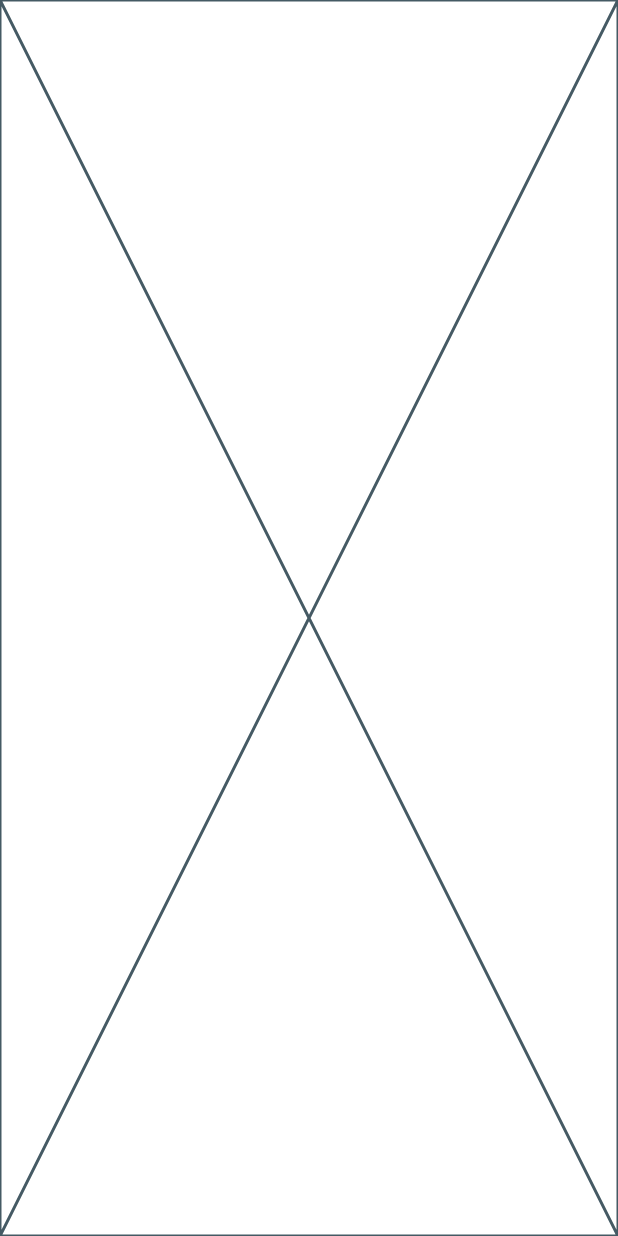
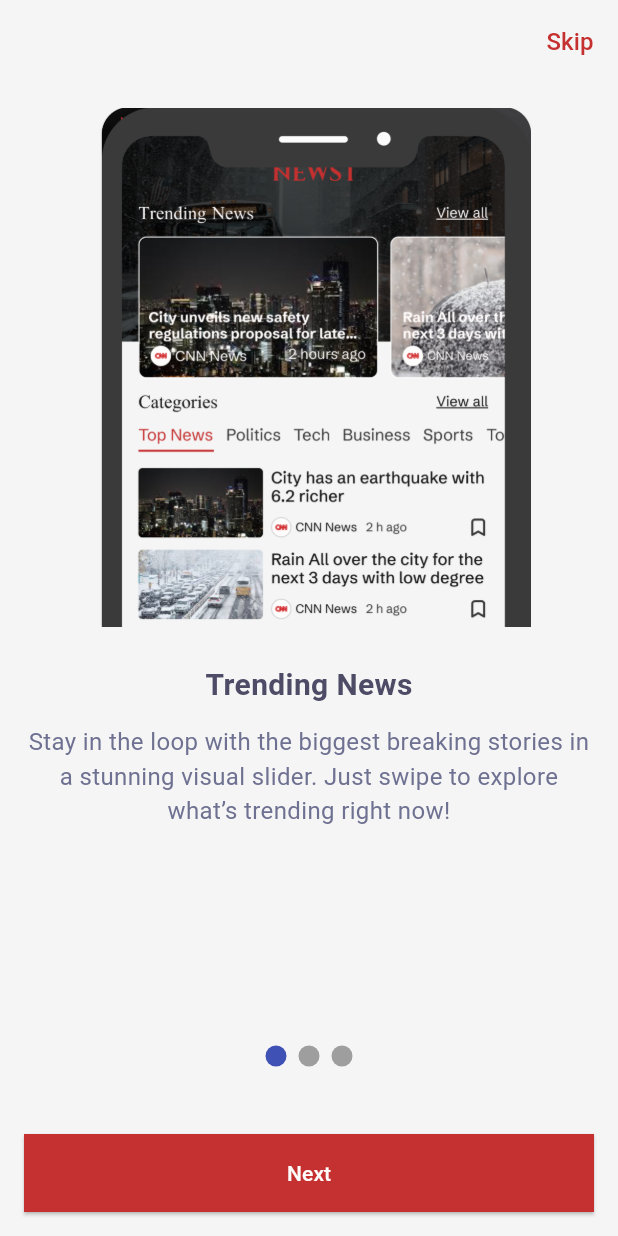
Before and after one commit to AmiraMohamed76/News-App, a Flutter app: the screen it shows after launch, on a phone screen of 412 x 824 dp. Run offline on Flutter 3.47's test engine with Material 3 defaults, Android fonts, the phone set to English and light mode, and no system bars; drawn by our look-alikes of smooth_page_indicator.

Commit message:
onboarding Screen

```diff
--- /dev/null
+++ b/lib/core/theme/light_theme.dart
@@ -0,0 +1,174 @@
+import 'package:flutter/material.dart';
+
+ThemeData lightTheme = ThemeData(
+  useMaterial3: true,
+  brightness: Brightness.light,
+  // colorScheme: ColorScheme.light(
+  //   primaryContainer: Color(0xFFFFFFFF),
+  //   primary: Color(0xFFD1DAD6),
+  //   onPrimary: Color(0xFFD1DAD6),
+  //   secondary: Color(0xFF161F1B),
+  //   onSecondary: Color(0xFF14A662),
+  //   surface: Color(0xFF3A4640),
+  //   onSurface: Color(0xFF9E9E9E),
+  // ),
+  scaffoldBackgroundColor: Color(0xFFF5F5F5),
+  primaryColor: Color(0xFFC53030),
+  // appBarTheme: AppBarTheme(
+  //   backgroundColor: Color(0xFFFFFFFF),
+  //   titleTextStyle: TextStyle(
+  //     fontWeight: FontWeight.w400,
+  //     fontSize: 20,
+  //     color: Color(0xFF161F1B),
+  //   ),
+  //   iconTheme: IconThemeData(color: Color(0xFF161F1B)),
+  //   centerTitle: true,
+  // ),
+  // switchTheme: SwitchThemeData(
+  //   trackColor: WidgetStateProperty.resolveWith((states) {
+  //     if (states.contains(WidgetState.selected)) {
+  //       return Color(0xFF14A662);
+  //     }
+  //     return Colors.white;
+  //   }),
+  //   thumbColor: WidgetStateProperty.resolveWith((states) {
+  //     if (states.contains(WidgetState.selected)) {
+  //       return Colors.white;
+  //     }
+  //     return Color(0xFF9E9E9E);
+  //   }),
+  //   trackOutlineColor: WidgetStateProperty.resolveWith((states) {
+  //     if (states.contains(WidgetState.selected)) {
+  //       return null;
+  //     }
+  //     return Color(0xFF9E9E9E);
+  //   }),
+  //   trackOutlineWidth: WidgetStateProperty.resolveWith((states) {
+  //     if (states.contains(WidgetState.selected)) {
+  //       return 0;
+  //     }
+  //     return 2;
+  //   }),
+  // ),
+  elevatedButtonTheme: ElevatedButtonThemeData(
+    style: ElevatedButton.styleFrom(
+      foregroundColor: Color(0xFFFFFCFC),
+      backgroundColor: Color(0xFFC53030),
+      shape: RoundedRectangleBorder(
+        borderRadius: BorderRadius.zero
+      )
+    ),
+  ),
+  textButtonTheme: TextButtonThemeData(
+      style: TextButton.styleFrom(
+        foregroundColor: Color(0xFFC53030),
+      ),
+  ),
+  // floatingActionButtonTheme: FloatingActionButtonThemeData(
+  //   backgroundColor: Color(0xFF14A662),
+  //   foregroundColor: Color(0xFFFFFCFC),
+  //   extendedTextStyle: TextStyle(fontSize: 14, fontWeight: FontWeight.w500),
+  // ),
+  // textTheme: TextTheme(
+  //   displaySmall: TextStyle(
+  //     fontSize: 24,
+  //     fontWeight: FontWeight.w400,
+  //     color: Color(0xFF161F1B),
+  //   ),
+  //   displayMedium: TextStyle(
+  //     color: Color(0xFF161F1B),
+  //     fontSize: 28,
+  //     fontWeight: FontWeight.w400,
+  //   ),
+  //   displayLarge: TextStyle(
+  //     fontSize: 32,
+  //     fontWeight: FontWeight.w400,
+  //     color: Color(0xFF161F1B),
+  //   ),
+  //   labelSmall: TextStyle(
+  //     color: Color(0xFF161F1B),
+  //     fontSize: 20,
+  //     fontWeight: FontWeight.w400,
+  //   ),
+  //   labelLarge: TextStyle(color: Colors.black, fontSize: 24),
+  //   labelMedium: TextStyle(color: Colors.black),
+  //   titleSmall: TextStyle(
+  //     fontWeight: FontWeight.w400,
+  //     fontSize: 14,
+  //     color: Color(0xFF3A4640),
+  //   ),
+  //   titleMedium: TextStyle(
+  //     fontSize: 16,
+  //     fontWeight: FontWeight.w400,
+  //     color: Color(0xFF161F1B),
+  //     overflow: TextOverflow.ellipsis,
+  //   ),
+  //   titleLarge: TextStyle(
+  //     fontSize: 16,
+  //     fontWeight: FontWeight.w400,
+  //     color: Color(0xFFA0A0A0),
+  //     decoration: TextDecoration.lineThrough,
+  //     decorationColor: Color(0xFF6A6A6A),
+  //     overflow: TextOverflow.ellipsis,
+  //   ),
+  // ),
+  // inputDecorationTheme: InputDecorationTheme(
+  //   hintStyle: TextStyle(color: Color(0xFF9E9E9E)),
+  //   filled: true,
+  //   fillColor: Color(0xFFFFFFFF),
+  //   border: OutlineInputBorder(
+  //     borderRadius: BorderRadius.circular(16),
+  //     borderSide: BorderSide(color: Color(0xFFD1DAD6), width: 0.7),
+  //   ),
+  //   focusedBorder: OutlineInputBorder(
+  //     borderRadius: BorderRadius.circular(16),
+  //     borderSide: BorderSide(color: Color(0xFFD1DAD6), width: 0.7),
+  //   ),
+  //   enabledBorder: OutlineInputBorder(
+  //     borderRadius: BorderRadius.circular(16),
+  //     borderSide: BorderSide(color: Color(0xFFD1DAD6), width: 0.7),
+  //   ),
+  //   errorBorder: OutlineInputBorder(
+  //     borderRadius: BorderRadius.circular(16),
+  //     borderSide: BorderSide(color: Colors.red, width: 0.7),
+  //   ),
+  // ),
+  // checkboxTheme: CheckboxThemeData(
+  //   shape: RoundedRectangleBorder(borderRadius: BorderRadius.circular(4)),
+  //   side: BorderSide(color: Color(0xFFD1DAD6), width: 2),
+  // ),
+  // iconTheme: IconThemeData(color: Color(0xFF3A4640)),
+  // dividerTheme: DividerThemeData(color: Color(0xFFD1DAD6), thickness: 1),
+  // listTileTheme: ListTileThemeData(
+  //   titleTextStyle: TextStyle(
+  //     color: Color(0xFF161F1B),
+  //     fontSize: 16,
+  //     fontWeight: FontWeight.w400,
+  //   ),
+  // ),
+  // textSelectionTheme: TextSelectionThemeData(
+  //   cursorColor: Colors.grey,
+  //   selectionHandleColor: Colors.grey,
+  //   selectionColor: Colors.grey,
+  // ),
+  //   bottomNavigationBarTheme: BottomNavigationBarThemeData(
+  //     backgroundColor: Color(0xFFF6F7F9),
+  //     type: BottomNavigationBarType.fixed,
+  //     unselectedItemColor: Color(0xFF3A4640),
+  //     selectedItemColor: Color(0xFF14A662),
+  //   ),
+  // popupMenuTheme: PopupMenuThemeData(
+  //   color: Color(0xFFF6F7F9),
+  //   shape: RoundedRectangleBorder(borderRadius: BorderRadius.circular(16)),
+  //   elevation: 2,
+  //   shadowColor: Colors.grey,
+  //   menuPadding: EdgeInsets.only(bottom: 0),
+  //   labelTextStyle: WidgetStateProperty.all(
+  //     TextStyle(
+  //       fontSize: 16,
+  //       fontWeight: FontWeight.w400,
+  //       color: Colors.black,
+  //     ),
+  //   ),
+  // ),
+);
--- /dev/null
+++ b/lib/features/home/home_screen.dart
@@ -0,0 +1,10 @@
+import 'package:flutter/material.dart';
+
+class HomeScreen extends StatelessWidget {
+  const HomeScreen({super.key});
+
+  @override
+  Widget build(BuildContext context) {
+    return const Placeholder();
+  }
+}
--- /dev/null
+++ b/lib/features/onboarding/controller/onboarding_controller.dart
@@ -0,0 +1,22 @@
+import 'package:flutter/cupertino.dart';
+
+class OnboardingController extends ChangeNotifier{
+  final PageController pageController = PageController();
+
+  int currentIndex = 0;
+  bool isLastPage = false;
+
+  void onPageChanged(int index){
+    currentIndex = index;
+    index == 2 ? isLastPage = true : isLastPage = false;
+    notifyListeners();
+  }
+
+  void onNextPage(){
+    pageController.nextPage(
+      duration: Duration(milliseconds: 300),
+      curve: Curves.easeInOut,
+    );
+     notifyListeners();
+  }
+}
--- /dev/null
+++ b/lib/features/onboarding/models/onboarding_item.dart
@@ -0,0 +1,32 @@
+class OnboardingModel {
+  final String imagePath;
+  final String title;
+  final String description;
+
+  OnboardingModel({
+    required this.imagePath,
+    required this.title,
+    required this.description,
+  });
+
+  static List<OnboardingModel> onboardingList = [
+    OnboardingModel(
+      imagePath: 'assets/images/onboarding1.png',
+      title: 'Trending News',
+      description:
+      'Stay in the loop with the biggest breaking stories in a stunning visual slider. Just swipe to explore what’s trending right now!',
+    ),
+    OnboardingModel(
+      imagePath: 'assets/images/onboarding2.png',
+      title: 'Pick What You Love',
+      description:
+      'No more endless scrolling! Tap into your favorite topics like Tech, Politics, or Sports and get personalized news in seconds',
+    ),
+    OnboardingModel(
+      imagePath: 'assets/images/onboarding3.png',
+      title: 'Save It. Read It Later. Stay Smart.',
+      description:
+      'Found something interesting? Tap the bookmark and come back to it anytime. Never lose a great read again!',
+    ),
+  ];
+}
--- /dev/null
+++ b/lib/features/onboarding/onboarding_screen.dart
@@ -0,0 +1,114 @@
+import 'package:flutter/material.dart';
+import 'package:news_app/features/onboarding/controller/onboarding_controller.dart';
+import 'package:news_app/features/onboarding/models/onboarding_item.dart';
+import 'package:provider/provider.dart';
+import 'package:smooth_page_indicator/smooth_page_indicator.dart';
+
+class OnboardingScreen extends StatelessWidget {
+  const OnboardingScreen({super.key});
+
+  @override
+  Widget build(BuildContext context) {
+    return ChangeNotifierProvider<OnboardingController>(
+      create: (BuildContext context) => OnboardingController(),
+      builder: (BuildContext context, _) {
+        final controller = context.read<OnboardingController>();
+        return Scaffold(
+          appBar: AppBar(
+            backgroundColor: Color(0xFFF5F5F5),
+            actions: [
+              Consumer<OnboardingController>(
+                builder:
+                    (BuildContext context, OnboardingController value, Widget? child) {
+                      return value.isLastPage
+                          ? SizedBox()
+                          : TextButton(
+                              onPressed: () {},
+                              child: Text(
+                                "Skip",
+                                style: TextStyle(fontSize: 16),
+                              ),
+                            );
+                    },
+              ),
+            ],
+          ),
+          body: Padding(
+            padding: const EdgeInsets.all(16.0),
+            child: Column(
+              children: [
+                Expanded(
+                  child: PageView.builder(
+                    controller: controller.pageController,
+                    itemCount: OnboardingModel.onboardingList.length,
+                    onPageChanged: (index) {
+                      controller.onPageChanged(index);
+                    },
+                    itemBuilder: (BuildContext context, int index) {
+                      return Column(
+                        children: [
+                          Image.asset(
+                            OnboardingModel.onboardingList[index].imagePath,
+                            height: MediaQuery.of(context).size.height * 0.42,
+                          ),
+                          SizedBox(height: 24),
+                          Text(
+                            OnboardingModel.onboardingList[index].title,
+                            style: TextStyle(
+                              fontSize: 20,
+                              color: Color(0xFF4E4B66),
+                              fontWeight: FontWeight.w700,
+                            ),
+                          ),
+                          SizedBox(height: 12),
+                          Text(
+                            OnboardingModel.onboardingList[index].description,
+                            textAlign: TextAlign.center,
+                            style: TextStyle(
+                              fontSize: 16,
+                              color: Color(0xFF6E7191),
+                              fontWeight: FontWeight.w400,
+                            ),
+                          ),
+
+                        ],
+                      );
+                    },
+                  ),
+                ),
+
+                SmoothPageIndicator(
+                  controller: controller.pageController,
+                  count: 3,
+                  effect: SwapEffect(dotWidth: 14.0, dotHeight: 14.0,),
+                ),
+                SizedBox(height: 45),
+                Consumer<OnboardingController>(
+                  builder:
+                      (
+                        BuildContext context,
+                        OnboardingController value,
+                        Widget? child,
+                      ) {
+                        return ElevatedButton(
+                          onPressed: () => controller.onNextPage(),
+                          style: ElevatedButton.styleFrom(
+                            fixedSize: Size(
+                              MediaQuery.of(context).size.width,
+                              52,
+                            ),
+                          ),
+                          child: Text(
+                            value.isLastPage ? 'Get Started' : 'Next',
+                          ),
+                        );
+                      },
+                ),
+              ],
+            ),
+          ),
+        );
+      },
+    );
+  }
+}
--- a/lib/features/splash/splash_screen.dart
+++ b/lib/features/splash/splash_screen.dart
@@ -5,6 +5,12 @@ class SplashScreen extends StatelessWidget {
 
   @override
   Widget build(BuildContext context) {
-    return const Placeholder();
+    return Scaffold(
+      body: Image.asset(
+        "assets/images/splash.png",
+        width: double.infinity,
+        fit: BoxFit.fill,
+      ),
+    );
   }
 }
--- a/lib/main.dart
+++ b/lib/main.dart
@@ -1,4 +1,6 @@
 import 'package:flutter/material.dart';
+import 'package:news_app/core/theme/light_theme.dart';
+import 'package:news_app/features/onboarding/onboarding_screen.dart';
 import 'package:news_app/features/splash/splash_screen.dart';
 
 void main() {
@@ -13,11 +15,8 @@ class MyApp extends StatelessWidget {
   Widget build(BuildContext context) {
     return MaterialApp(
       title: 'Flutter Demo',
-      theme: ThemeData(
-        appBarTheme: AppBarTheme(),
-        primaryColor: Color(0xFFC53030),
-      ),
-      home: const SplashScreen(),
+      theme: lightTheme,
+      home: const OnboardingScreen(),
     );
   }
 }
```
Also changed, not shown: pubspec.yaml (+5 -2 lines), assets/images/onboarding1.png (added), assets/images/onboarding2.png (added), assets/images/onboarding3.png (added), assets/images/splash.png (added), pubspec.lock.
